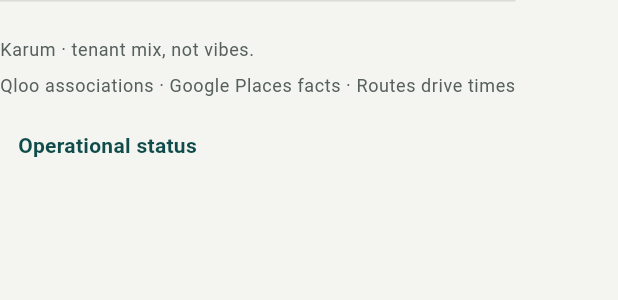
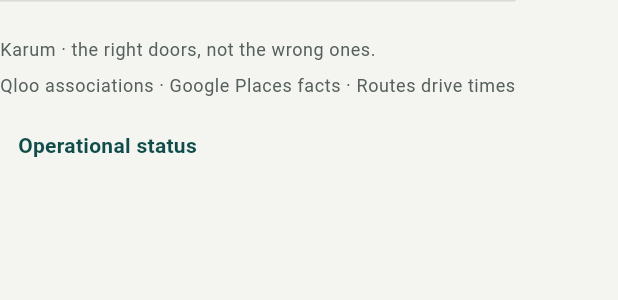
Before and after one commit to karum-labs/karum-client, a Flutter app: the _Footer widget shown alone on an empty page, opened directly, on a phone screen of 412 x 824 dp. Shown: the top 300 px of the screen. Run offline on Flutter 3.47's test engine with Material 3 defaults, Android fonts, the phone set to English and light mode, and no system bars; our stand-ins replace flutter_map, flutter_svg, latlong2, web; missing offline and left inert: dart:js_interop; network calls fail; Roboto replaces fonts that are missing (IBM Plex Sans).

Commit message:
docs(client): retarget the copy to the brand agent
The landing badge, the footer line, the status screen tagline, and the
package description still carried the tenant-mix leasing agent. The
product pivoted to the brand agent on 17 Oct.

```diff
--- a/lib/src/screens/home_screen.dart
+++ b/lib/src/screens/home_screen.dart
@@ -6,12 +6,12 @@ import '../theme/brand_tokens.dart';
 import '../widgets/async_states.dart';
 import '../widgets/karum_logo.dart';
 
-/// The judge-facing landing screen.
+/// The status screen.
 ///
-/// For this scaffold it fetches `GET /health` from the gateway and renders the
-/// operational mode. It exercises the loading / empty / error state trio that
-/// every Karum screen will reuse; the intake form and shortlist board land in a
-/// later pass.
+/// It fetches `GET /health` from the gateway and renders the operational mode.
+/// It exercises the loading / empty / error state trio that every Karum screen
+/// reuses; the seed builder, the door board, and the pitch live in their own
+/// screens.
 class HomeScreen extends StatefulWidget {
   const HomeScreen({super.key, this.client});
 
@@ -125,7 +125,7 @@ class _HealthView extends StatelessWidget {
               ),
               const SizedBox(height: KarumSpacing.md),
               Text(
-                'A wrong tenant is a multi-year mistake.',
+                'Brands lose the account by knocking on the wrong door.',
                 style: theme.textTheme.bodyLarge?.copyWith(
                   color: theme.colorScheme.onSurfaceVariant,
                 ),
--- a/lib/src/screens/landing_screen.dart
+++ b/lib/src/screens/landing_screen.dart
@@ -981,7 +981,7 @@ class _Hero extends StatelessWidget {
               border: Border.all(color: palette.brand.withValues(alpha: 0.22)),
             ),
             child: Text(
-              'THE TENANT-MIX LEASING AGENT',
+              'THE BRAND-OPERATED EXPANSION AGENT',
               style: Theme.of(context).textTheme.labelSmall?.copyWith(
                 color: palette.brand,
                 fontWeight: FontWeight.w700,
@@ -1258,7 +1258,7 @@ class _Footer extends StatelessWidget {
         crossAxisAlignment: WrapCrossAlignment.center,
         children: [
           Text(
-            'Karum · tenant mix, not vibes.',
+            'Karum · the right doors, not the wrong ones.',
             style: Theme.of(context).textTheme.bodySmall
                 ?.copyWith(color: palette.mute),
           ),
--- a/lib/src/widgets/door_board.dart
+++ b/lib/src/widgets/door_board.dart
@@ -7,7 +7,7 @@ import 'common.dart';
 import 'evidence_sheet.dart';
 import 'focus_ring.dart';
 
-/// The shortlist board: recommended doors, the skip list, and the
+/// The door board: recommended doors, the skip list, and the
 /// explainability tab.
 class DoorBoard extends StatefulWidget {
   const DoorBoard({
--- a/pubspec.yaml
+++ b/pubspec.yaml
@@ -1,5 +1,5 @@
 name: karum
-description: "Karum — the tenant-mix leasing agent. Flutter web and desktop client."
+description: "Karum — the brand-operated expansion agent. Flutter web and desktop client."
 # The following line prevents the package from being accidentally published to
 # pub.dev using `flutter pub publish`. This is preferred for private packages.
 publish_to: 'none' # Remove this line if you wish to publish to pub.dev
```
Also changed, not shown: 2 other files.
